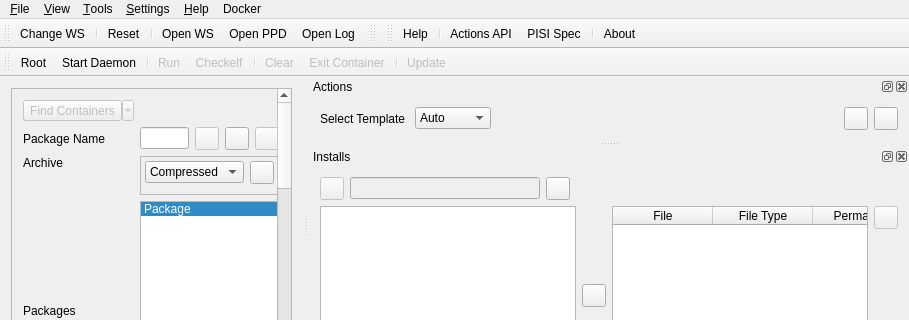
Above: pisido/ui/mainwindow.ui from PisiLinuxNew/pisido before the change; both pictures show x 0 to 909 and y 0 to 320 of the 909 by 664 pixel window. Below: the same form after it.
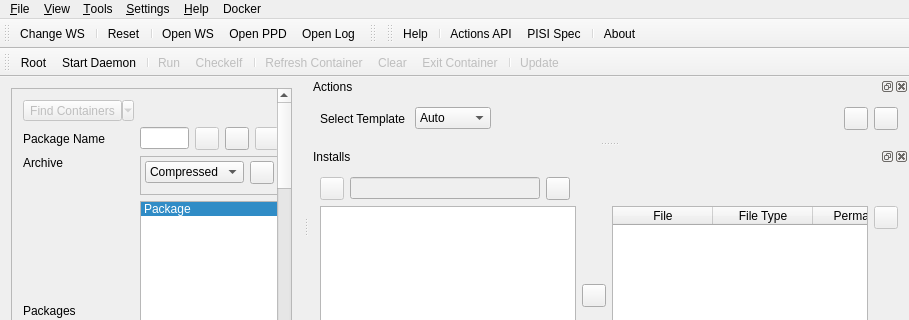
That is the form after the change. Icons and pictures are not drawn.

Commit message: add Refresh Container

```diff
--- a/pisido/ui/mainwindow.ui
+++ b/pisido/ui/mainwindow.ui
@@ -1580,6 +1580,7 @@
    <addaction name="action_Run_Docker"/>
    <addaction name="action_Checkelf"/>
    <addaction name="separator"/>
+   <addaction name="action_Refresh_Container"/>
    <addaction name="action_Clear_Docker"/>
    <addaction name="action_Exit_Container"/>
    <addaction name="separator"/>
@@ -1837,6 +1838,14 @@
     <string>Start Daemon</string>
    </property>
   </action>
+  <action name="action_Refresh_Container">
+   <property name="enabled">
+    <bool>false</bool>
+   </property>
+   <property name="text">
+    <string>Refresh Container</string>
+   </property>
+  </action>
  </widget>
  <layoutdefault spacing="6" margin="11"/>
  <tabstops>
```
Left out of the diff: 1 changed line with no effect on the pictures. The commit also changes 3 other files.
